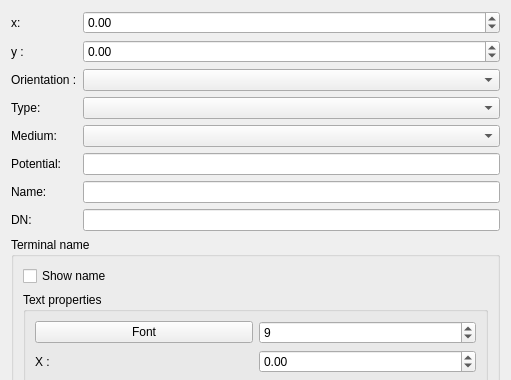
Opus-id/qelectrotech-source-mirror, file sources/editor/ui/terminaleditor.ui: the form before one commit; both pictures show x 0 to 511 and y 0 to 380 of the 511 by 619 pixel window.
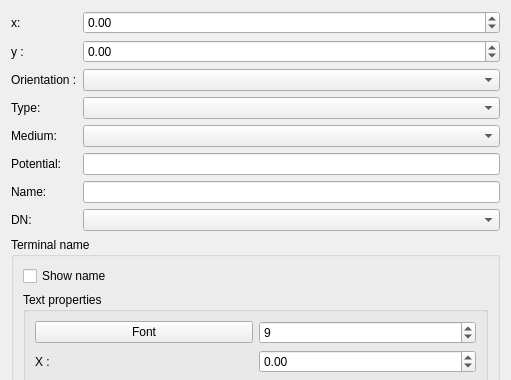
The form after the commit.

Diff of the .ui file:
```diff
--- a/sources/editor/ui/terminaleditor.ui
+++ b/sources/editor/ui/terminaleditor.ui
@@ -114,7 +114,7 @@
     </widget>
    </item>
    <item row="7" column="1">
-    <widget class="QLineEdit" name="m_dn_le">
+    <widget class="QComboBox" name="m_dn_cb">
      <property name="toolTip">
       <string>The nominal diameter of this nozzle, shown under its name. Each placed symbol can change it. Leave it empty if the symbol has no usual size.</string>
      </property>
```
